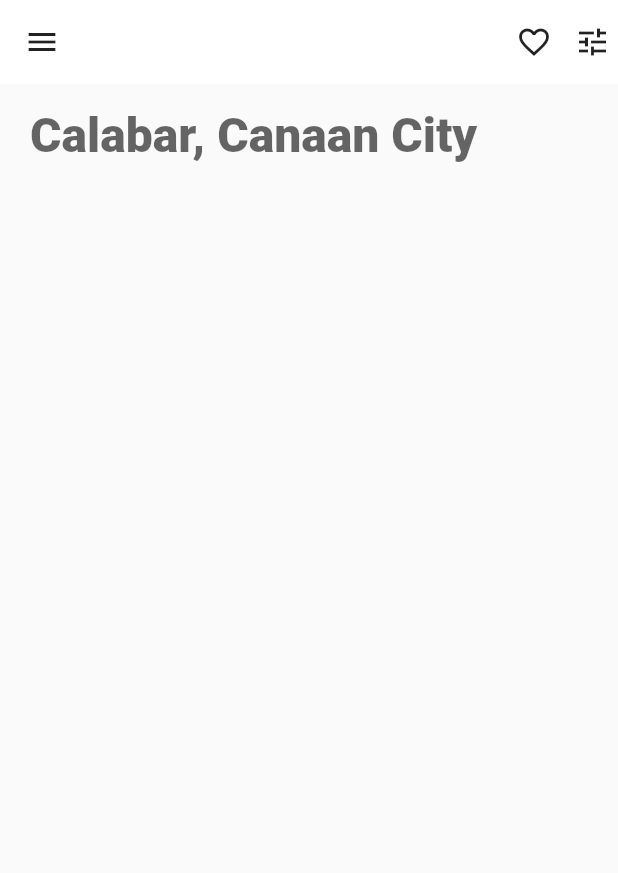
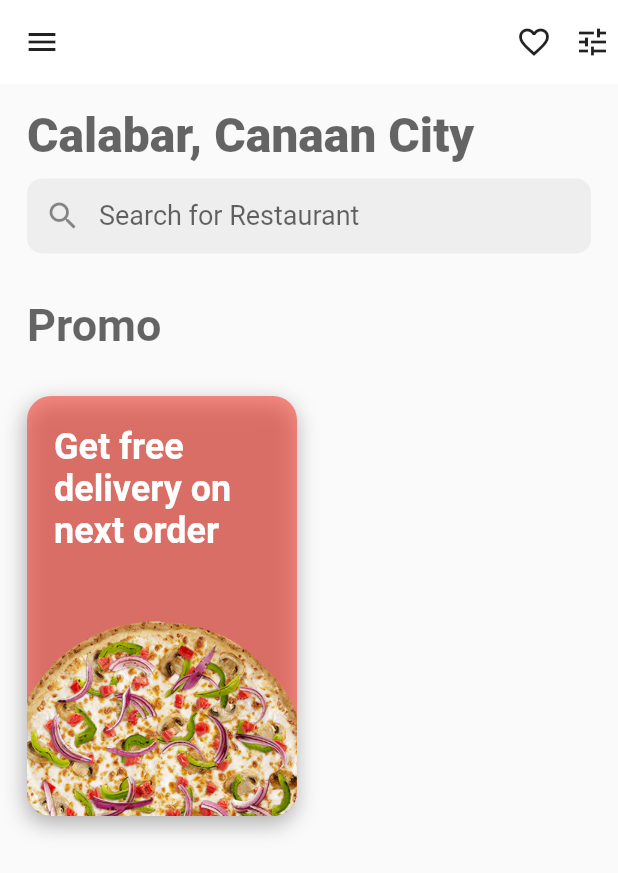
Before and after one commit to gr4yha7/flooop, a Flutter app: the screen it shows after launch, on a phone screen of 412 x 824 dp. Shown: the top 873 px of the screen. Run offline on Flutter 3.47's test engine with Material 2 defaults, Android fonts, the phone set to English and light mode, and no system bars.

Commit message:
chore: added search bar - added promo list view

```diff
--- a/flooop/lib/screens/home.dart
+++ b/flooop/lib/screens/home.dart
@@ -4,7 +4,37 @@ class HomeScreen extends StatefulWidget {
   _HomeScreenState createState() => _HomeScreenState();
 }
 
+const List<Map<String, dynamic>> promos = [
+  {
+    'title': 'Get free delivery on firts order',
+    'color': Colors.red,
+    'image_url': 'assets/images/promo1.png'
+  },
+  {
+    'title': 'Buy one get one free',
+    'color': Colors.yellow,
+    'image_url': 'assets/images/promo2.png'
+  },
+  {
+    'title': 'Buy one for your girl, get two for your mom',
+    'color': Colors.blueAccent,
+    'image_url': 'assets/images/promo3.png'
+  },
+];
+
 class _HomeScreenState extends State<HomeScreen> {
+
+  // Widget buildPromoCard (List<Map<String, dynamic>> items) {
+  //   Widget card;
+  //   items.forEach((_, item) {
+  //     card = Container(
+  //       decoration: BoxDecoration(
+  //         color: item.color
+  //       ),
+  //     );
+  //   });
+  //   return card;
+  // }
   @override
   Widget build(BuildContext context) {
     return Scaffold(
@@ -20,9 +50,9 @@ class _HomeScreenState extends State<HomeScreen> {
         ],
       ),
       body: Padding(
-        padding: EdgeInsets.symmetric(vertical: 15.0, horizontal: 20.0),
+        padding: EdgeInsets.symmetric(vertical: 15.0, horizontal: 18.0),
         child: Column(
-          mainAxisAlignment: MainAxisAlignment.start,
+          crossAxisAlignment: CrossAxisAlignment.start,
           children: <Widget>[
             Text(
               'Calabar, Canaan City',
@@ -31,8 +61,92 @@ class _HomeScreenState extends State<HomeScreen> {
                 color: Colors.black.withOpacity(0.6),
                 fontSize: 32.0,
               ),
+            ),
+            Container(
+              margin: EdgeInsets.only(top: 10),
+              decoration: BoxDecoration(
+                borderRadius: BorderRadius.circular(10),
+                color: Colors.grey[200],
+              ),
+              height: 50,
+              child: TextField(
+                style: TextStyle(
+                  fontSize: 18,
+                  color: Colors.black.withOpacity(0.3),
+                ),
+                decoration: InputDecoration(
+                  prefixIcon: Icon(
+                    Icons.search,
+                    size: 24
+                  ),
+                  contentPadding: EdgeInsets.symmetric(horizontal: 2.0, vertical: 15.0),
+                  hintText: 'Search for Restaurant',
+                  border: InputBorder.none
+                ),
+              ),
+            ),
+            SizedBox(height: 30),
+            Text(
+              "Promo",
+              style: TextStyle(
+                fontWeight: FontWeight.w700,
+                color: Colors.black.withOpacity(0.6),
+                fontSize: 30,
+              )
+            ),
+            SizedBox(height: 30),
+            Container(
+              height: 280,
+              child: ListView(
+                scrollDirection: Axis.horizontal,
+                children: <Widget>[
+                  Container(
+                    width: 180,
+                    decoration: BoxDecoration(
+                      color: Colors.red.withOpacity(0.6),
+                      borderRadius: BorderRadius.circular(16),
+                      boxShadow: <BoxShadow>[
+                        BoxShadow(
+                          blurRadius: 12.0,
+                          color: Colors.black.withOpacity(0.3),
+                          offset: Offset(-1, 5)
+                        )
+                      ]
+                    ),
+                    child: ClipRRect(
+                      borderRadius: BorderRadius.circular(16),
+                      child: Stack(
+                        children: <Widget>[
+                          Padding(
+                            padding: const EdgeInsets.only(left: 18.0, top: 20.0),
+                            child: Text(
+                              'Get free\ndelivery on\nnext order',
+                              style: TextStyle(
+                                color: Colors.white,
+                                fontSize: 24,
+                                fontWeight: FontWeight.w600,
+                              ),
+                            ),
+                          ),
+                          SizedBox(height: 20.0),
+                          Positioned(
+                            top: 150,
+                            left: -12,
+                            child: Image.asset(
+                              'assets/images/pizza.png',
+                              width: 200,
+                              fit: BoxFit.contain,
+                            ),
+                          ),
+                        ],
+                      ),
+                    ),
+                  )
+                ],
+              )
             )
           ],
+
         ),
       ),
       drawer: Drawer(
--- a/flooop/pubspec.yaml
+++ b/flooop/pubspec.yaml
@@ -42,6 +42,9 @@ flutter:
 
   assets:
     - assets/images/icon.png
+    - assets/images/pizza.png
+    - assets/images/asian-turkey.png
+    - assets/images/chinese-rice.jpg
 
   # To add assets to your application, add an assets section, like this:
   # assets:
```
Also changed, not shown: flooop/assets/images/asian-turkey.png (added), flooop/assets/images/chinese-rice.jpg (added), flooop/assets/images/pizza.png (added).
